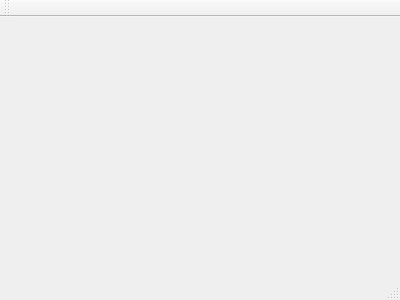
Old version of the form qtsrc/mainwindow.ui in the repository DzikiBorsuk/praca-inzynierska.
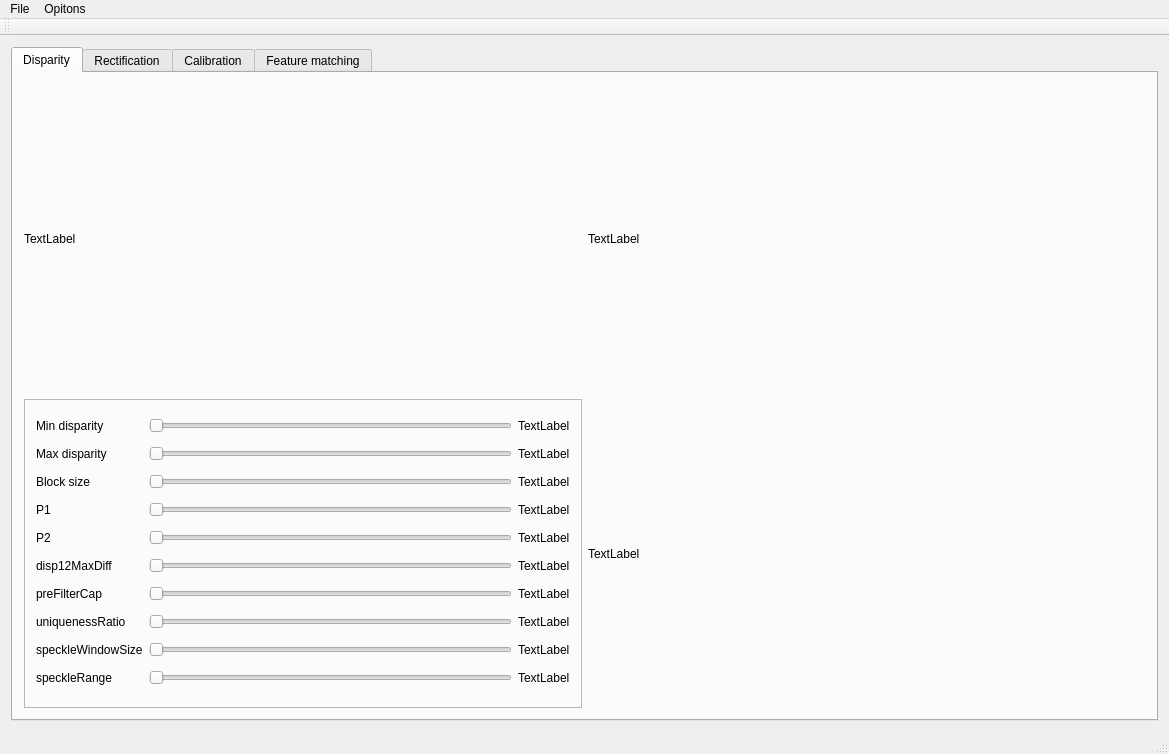
New version of the form.

```diff
--- a/qtsrc/mainwindow.ui
+++ b/qtsrc/mainwindow.ui
@@ -1,24 +1,357 @@
 <ui version="4.0">
  <class>MainWindow</class>
- <widget class="QMainWindow" name="MainWindow" >
-  <property name="geometry" >
+ <widget class="QMainWindow" name="MainWindow">
+  <property name="geometry">
    <rect>
     <x>0</x>
     <y>0</y>
-    <width>400</width>
-    <height>300</height>
+    <width>1169</width>
+    <height>754</height>
    </rect>
   </property>
   <property name="windowTitle" >
    <string>MainWindow</string>
   </property>
-  <widget class="QMenuBar" name="menuBar" />
-  <widget class="QToolBar" name="mainToolBar" />
-  <widget class="QWidget" name="centralWidget" />
-  <widget class="QStatusBar" name="statusBar" />
+  <widget class="QWidget" name="centralWidget">
+   <layout class="QGridLayout" name="gridLayout_2">
+    <item row="0" column="0">
+     <widget class="QTabWidget" name="tabWidget">
+      <property name="currentIndex">
+       <number>0</number>
+      </property>
+      <widget class="QWidget" name="tab_disparity">
+       <attribute name="title">
+        <string>Disparity</string>
+       </attribute>
+       <layout class="QGridLayout" name="gridLayout_3">
+        <item row="0" column="1">
+         <widget class="QLabel" name="label_rightImage">
+          <property name="sizePolicy">
+           <sizepolicy hsizetype="Expanding" vsizetype="Preferred">
+            <horstretch>0</horstretch>
+            <verstretch>0</verstretch>
+           </sizepolicy>
+          </property>
+          <property name="text">
+           <string>TextLabel</string>
+          </property>
+         </widget>
+        </item>
+        <item row="3" column="1">
+         <widget class="QLabel" name="label_disparity">
+          <property name="sizePolicy">
+           <sizepolicy hsizetype="Expanding" vsizetype="Preferred">
+            <horstretch>0</horstretch>
+            <verstretch>0</verstretch>
+           </sizepolicy>
+          </property>
+          <property name="text">
+           <string>TextLabel</string>
+          </property>
+         </widget>
+        </item>
+        <item row="0" column="0">
+         <widget class="QLabel" name="label_leftImage">
+          <property name="sizePolicy">
+           <sizepolicy hsizetype="Expanding" vsizetype="Preferred">
+            <horstretch>0</horstretch>
+            <verstretch>0</verstretch>
+           </sizepolicy>
+          </property>
+          <property name="text">
+           <string>TextLabel</string>
+          </property>
+         </widget>
+        </item>
+        <item row="3" column="0">
+         <widget class="QFrame" name="frame_disparity">
+          <property name="frameShape">
+           <enum>QFrame::StyledPanel</enum>
+          </property>
+          <property name="frameShadow">
+           <enum>QFrame::Raised</enum>
+          </property>
+          <layout class="QHBoxLayout" name="horizontalLayout">
+           <item>
+            <layout class="QGridLayout" name="layout_disparity">
+             <item row="0" column="0">
+              <widget class="QLabel" name="label_minDisparity">
+               <property name="text">
+                <string>Min disparity</string>
+               </property>
+              </widget>
+             </item>
+             <item row="0" column="1">
+              <widget class="QSlider" name="slider_minDisparity">
+               <property name="orientation">
+                <enum>Qt::Horizontal</enum>
+               </property>
+              </widget>
+             </item>
+             <item row="0" column="2">
+              <widget class="QLabel" name="label_minDisparity_value">
+               <property name="text">
+                <string>TextLabel</string>
+               </property>
+              </widget>
+             </item>
+             <item row="1" column="0">
+              <widget class="QLabel" name="label_maxDisparity">
+               <property name="text">
+                <string>Max disparity</string>
+               </property>
+              </widget>
+             </item>
+             <item row="1" column="1">
+              <widget class="QSlider" name="slider_maxDisparity">
+               <property name="orientation">
+                <enum>Qt::Horizontal</enum>
+               </property>
+              </widget>
+             </item>
+             <item row="1" column="2">
+              <widget class="QLabel" name="label_maxDisparity_value">
+               <property name="text">
+                <string>TextLabel</string>
+               </property>
+              </widget>
+             </item>
+             <item row="2" column="0">
+              <widget class="QLabel" name="label_blockSize">
+               <property name="text">
+                <string>Block size</string>
+               </property>
+              </widget>
+             </item>
+             <item row="2" column="1">
+              <widget class="QSlider" name="slider_blockSize">
+               <property name="orientation">
+                <enum>Qt::Horizontal</enum>
+               </property>
+              </widget>
+             </item>
+             <item row="2" column="2">
+              <widget class="QLabel" name="label_blockSize_value">
+               <property name="text">
+                <string>TextLabel</string>
+               </property>
+              </widget>
+             </item>
+             <item row="3" column="0">
+              <widget class="QLabel" name="label_P1">
+               <property name="text">
+                <string>P1</string>
+               </property>
+              </widget>
+             </item>
+             <item row="3" column="1">
+              <widget class="QSlider" name="slider_P1">
+               <property name="orientation">
+                <enum>Qt::Horizontal</enum>
+               </property>
+              </widget>
+             </item>
+             <item row="3" column="2">
+              <widget class="QLabel" name="label_P1_value">
+               <property name="text">
+                <string>TextLabel</string>
+               </property>
+              </widget>
+             </item>
+             <item row="4" column="0">
+              <widget class="QLabel" name="label_P2">
+               <property name="text">
+                <string>P2</string>
+               </property>
+              </widget>
+             </item>
+             <item row="4" column="1">
+              <widget class="QSlider" name="slider_P2">
+               <property name="orientation">
+                <enum>Qt::Horizontal</enum>
+               </property>
+              </widget>
+             </item>
+             <item row="4" column="2">
+              <widget class="QLabel" name="label_P2_value">
+               <property name="text">
+                <string>TextLabel</string>
+               </property>
+              </widget>
+             </item>
+             <item row="5" column="0">
+              <widget class="QLabel" name="label_disp12MaxDiff">
+               <property name="text">
+                <string>disp12MaxDiff</string>
+               </property>
+              </widget>
+             </item>
+             <item row="5" column="1">
+              <widget class="QSlider" name="slider_disp12MaxDiff">
+               <property name="orientation">
+                <enum>Qt::Horizontal</enum>
+               </property>
+              </widget>
+             </item>
+             <item row="5" column="2">
+              <widget class="QLabel" name="label_disp12MaxDiff_value">
+               <property name="text">
+                <string>TextLabel</string>
+               </property>
+              </widget>
+             </item>
+             <item row="6" column="0">
+              <widget class="QLabel" name="label_preFilterCap">
+               <property name="text">
+                <string>preFilterCap</string>
+               </property>
+              </widget>
+             </item>
+             <item row="6" column="1">
+              <widget class="QSlider" name="slider_preFilterCap">
+               <property name="orientation">
+                <enum>Qt::Horizontal</enum>
+               </property>
+              </widget>
+             </item>
+             <item row="6" column="2">
+              <widget class="QLabel" name="label_preFilterCap_value">
+               <property name="text">
+                <string>TextLabel</string>
+               </property>
+              </widget>
+             </item>
+             <item row="7" column="0">
+              <widget class="QLabel" name="label_uniquenessRatio">
+               <property name="text">
+                <string>uniquenessRatio</string>
+               </property>
+              </widget>
+             </item>
+             <item row="7" column="1">
+              <widget class="QSlider" name="slider_uniquenessRatio">
+               <property name="orientation">
+                <enum>Qt::Horizontal</enum>
+               </property>
+              </widget>
+             </item>
+             <item row="7" column="2">
+              <widget class="QLabel" name="label_uniquenessRatio_value">
+               <property name="text">
+                <string>TextLabel</string>
+               </property>
+              </widget>
+             </item>
+             <item row="8" column="0">
+              <widget class="QLabel" name="label_speckleWindowSize">
+               <property name="text">
+                <string>speckleWindowSize</string>
+               </property>
+              </widget>
+             </item>
+             <item row="8" column="1">
+              <widget class="QSlider" name="slider_speckleWindowSize">
+               <property name="orientation">
+                <enum>Qt::Horizontal</enum>
+               </property>
+              </widget>
+             </item>
+             <item row="8" column="2">
+              <widget class="QLabel" name="label_speckleWindowSize_value">
+               <property name="text">
+                <string>TextLabel</string>
+               </property>
+              </widget>
+             </item>
+             <item row="9" column="0">
+              <widget class="QLabel" name="label_speckleRange">
+               <property name="text">
+                <string>speckleRange</string>
+               </property>
+              </widget>
+             </item>
+             <item row="9" column="1">
+              <widget class="QSlider" name="slider_speckleRange">
+               <property name="orientation">
+                <enum>Qt::Horizontal</enum>
+               </property>
+              </widget>
+             </item>
+             <item row="9" column="2">
+              <widget class="QLabel" name="label_speckleRange_value">
+               <property name="text">
+                <string>TextLabel</string>
+               </property>
+              </widget>
+             </item>
+            </layout>
+           </item>
+          </layout>
+         </widget>
+        </item>
+       </layout>
+      </widget>
+      <widget class="QWidget" name="tab_rectification">
+       <attribute name="title">
+        <string>Rectification</string>
+       </attribute>
+      </widget>
+      <widget class="QWidget" name="tab_calibration">
+       <attribute name="title">
+        <string>Calibration</string>
+       </attribute>
+      </widget>
+      <widget class="QWidget" name="tab_fetureMatching">
+       <attribute name="title">
+        <string>Feature matching</string>
+       </attribute>
+      </widget>
+     </widget>
+    </item>
+   </layout>
+  </widget>
+  <widget class="QMenuBar" name="menuBar">
+   <property name="geometry">
+    <rect>
+     <x>0</x>
+     <y>0</y>
+     <width>1169</width>
+     <height>22</height>
+    </rect>
+   </property>
+   <widget class="QMenu" name="menuFile">
+    <property name="title">
+     <string>File</string>
+    </property>
+   </widget>
+   <widget class="QMenu" name="menuOpitons">
+    <property name="title">
+     <string>Opitons</string>
+    </property>
+   </widget>
+   <addaction name="menuFile"/>
+   <addaction name="menuOpitons"/>
+  </widget>
+  <widget class="QToolBar" name="mainToolBar">
+   <property name="enabled">
+    <bool>false</bool>
+   </property>
+   <property name="movable">
+    <bool>true</bool>
+   </property>
+   <property name="floatable">
+    <bool>true</bool>
+   </property>
+   <attribute name="toolBarArea">
+    <enum>TopToolBarArea</enum>
+   </attribute>
+   <attribute name="toolBarBreak">
+    <bool>false</bool>
+   </attribute>
+  </widget>
+  <widget class="QStatusBar" name="statusBar"/>
  </widget>
- <layoutDefault spacing="6" margin="11" />
- <pixmapfunction></pixmapfunction>
+ <layoutdefault spacing="6" margin="11"/>
  <resources/>
  <connections/>
 </ui>
```
Left out of the diff: 3 changed lines with no effect on the pictures.
